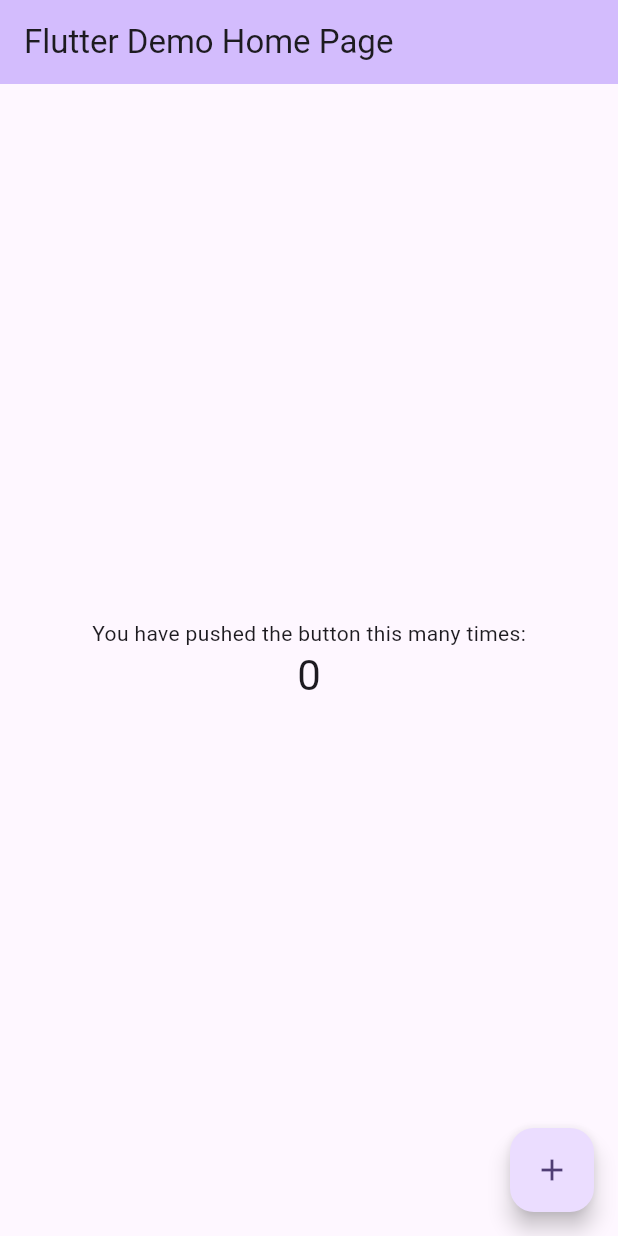
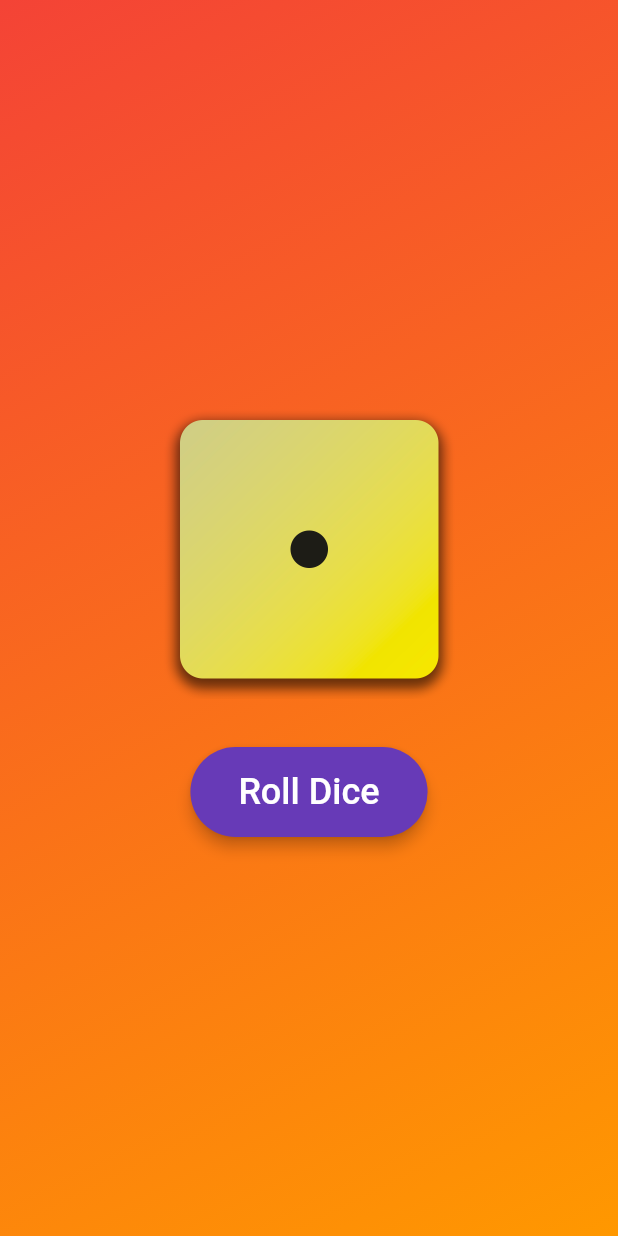
Before and after one commit to Satin3737/flutter_roll_dice_app, a Flutter app: the screen it shows after launch, on a phone screen of 412 x 824 dp. Run offline on Flutter 3.47's test engine with Material 3 defaults, Android fonts, the phone set to English and light mode, and no system bars.

Commit message:
Added components for the roll dice app

```diff
--- /dev/null
+++ b/lib/dice_roller.dart
@@ -0,0 +1,66 @@
+import 'dart:math';
+
+import 'package:flutter/material.dart';
+
+final random = Random();
+final duration = Duration(milliseconds: 300);
+final curve = Curves.easeInOut;
+
+class DiceRoller extends StatefulWidget {
+  const DiceRoller({super.key});
+
+  @override
+  State<DiceRoller> createState() => _DiceRollerState();
+}
+
+class _DiceRollerState extends State<DiceRoller> {
+  var roll = 1;
+  var _opacity = 1.0;
+
+  void onPressed() {
+    setState(() {
+      _opacity = 0.0;
+    });
+
+    Future.delayed(duration, () {
+      setState(() {
+        roll = random.nextInt(6) + 1;
+        _opacity = 1.0;
+      });
+    });
+  }
+
+  @override
+  Widget build(BuildContext context) {
+    return Column(
+      mainAxisSize: MainAxisSize.min,
+      children: [
+        AnimatedOpacity(
+          opacity: _opacity,
+          duration: duration,
+          curve: curve,
+          child: Image.asset(
+            'assets/images/dice-$roll.png',
+            width: 200,
+            height: 200,
+          ),
+        ),
+        const SizedBox(height: 32),
+        FilledButton(
+          onPressed: onPressed,
+          style: FilledButton.styleFrom(
+            elevation: 4,
+            padding: const EdgeInsets.symmetric(horizontal: 32, vertical: 16),
+            foregroundColor: Colors.white,
+            backgroundColor: Colors.deepPurple,
+            textStyle: const TextStyle(
+              fontSize: 24,
+              fontWeight: FontWeight.w500,
+            ),
+          ),
+          child: const Text('Roll Dice'),
+        ),
+      ],
+    );
+  }
+}
--- /dev/null
+++ b/lib/gradient_container.dart
@@ -0,0 +1,32 @@
+import 'package:flutter/material.dart';
+import 'package:flutter_roll_dice_app/dice_roller.dart';
+
+class GradientContainer extends StatelessWidget {
+  const GradientContainer({
+    super.key,
+    this.colors = const [Colors.deepPurple, Colors.purple],
+  });
+
+  const GradientContainer.red({
+    super.key,
+    this.colors = const [Colors.red, Colors.orange],
+  });
+
+  final List<Color> colors;
+
+  @override
+  Widget build(BuildContext context) {
+    return Container(
+      decoration: BoxDecoration(
+        gradient: LinearGradient(
+          begin: Alignment.topLeft,
+          end: Alignment.bottomRight,
+          colors: colors,
+        ),
+      ),
+      child: const Center(
+        child: DiceRoller(),
+      ),
+    );
+  }
+}
--- a/lib/main.dart
+++ b/lib/main.dart
@@ -1,125 +1,20 @@
 import 'package:flutter/material.dart';
 
+import 'gradient_container.dart';
+
 void main() {
-  runApp(const MyApp());
+  runApp(const App());
 }
 
-class MyApp extends StatelessWidget {
-  const MyApp({super.key});
+class App extends StatelessWidget {
+  const App({super.key});
 
-  // This widget is the root of your application.
   @override
   Widget build(BuildContext context) {
     return MaterialApp(
-      title: 'Flutter Demo',
-      theme: ThemeData(
-        // This is the theme of your application.
-        //
-        // TRY THIS: Try running your application with "flutter run". You'll see
-        // the application has a purple toolbar. Then, without quitting the app,
-        // try changing the seedColor in the colorScheme below to Colors.green
-        // and then invoke "hot reload" (save your changes or press the "hot
-        // reload" button in a Flutter-supported IDE, or press "r" if you used
-        // the command line to start the app).
-        //
-        // Notice that the counter didn't reset back to zero; the application
-        // state is not lost during the reload. To reset the state, use hot
-        // restart instead.
-        //
-        // This works for code too, not just values: Most code changes can be
-        // tested with just a hot reload.
-        colorScheme: ColorScheme.fromSeed(seedColor: Colors.deepPurple),
-        useMaterial3: true,
+      home: Scaffold(
+        body: GradientContainer.red(),
       ),
-      home: const MyHomePage(title: 'Flutter Demo Home Page'),
     );
   }
 }
-
-class MyHomePage extends StatefulWidget {
-  const MyHomePage({super.key, required this.title});
-
-  // This widget is the home page of your application. It is stateful, meaning
-  // that it has a State object (defined below) that contains fields that affect
-  // how it looks.
-
-  // This class is the configuration for the state. It holds the values (in this
-  // case the title) provided by the parent (in this case the App widget) and
-  // used by the build method of the State. Fields in a Widget subclass are
-  // always marked "final".
-
-  final String title;
-
-  @override
-  State<MyHomePage> createState() => _MyHomePageState();
-}
-
-class _MyHomePageState extends State<MyHomePage> {
-  int _counter = 0;
-
-  void _incrementCounter() {
-    setState(() {
-      // This call to setState tells the Flutter framework that something has
-      // changed in this State, which causes it to rerun the build method below
-      // so that the display can reflect the updated values. If we changed
-      // _counter without calling setState(), then the build method would not be
-      // called again, and so nothing would appear to happen.
-      _counter++;
-    });
-  }
-
-  @override
-  Widget build(BuildContext context) {
-    // This method is rerun every time setState is called, for instance as done
-    // by the _incrementCounter method above.
-    //
-    // The Flutter framework has been optimized to make rerunning build methods
-    // fast, so that you can just rebuild anything that needs updating rather
-    // than having to individually change instances of widgets.
-    return Scaffold(
-      appBar: AppBar(
-        // TRY THIS: Try changing the color here to a specific color (to
-        // Colors.amber, perhaps?) and trigger a hot reload to see the AppBar
-        // change color while the other colors stay the same.
-        backgroundColor: Theme.of(context).colorScheme.inversePrimary,
-        // Here we take the value from the MyHomePage object that was created by
-        // the App.build method, and use it to set our appbar title.
-        title: Text(widget.title),
-      ),
-      body: Center(
-        // Center is a layout widget. It takes a single child and positions it
-        // in the middle of the parent.
-        child: Column(
-          // Column is also a layout widget. It takes a list of children and
-          // arranges them vertically. By default, it sizes itself to fit its
-          // children horizontally, and tries to be as tall as its parent.
-          //
-          // Column has various properties to control how it sizes itself and
-          // how it positions its children. Here we use mainAxisAlignment to
-          // center the children vertically; the main axis here is the vertical
-          // axis because Columns are vertical (the cross axis would be
-          // horizontal).
-          //
-          // TRY THIS: Invoke "debug painting" (choose the "Toggle Debug Paint"
-          // action in the IDE, or press "p" in the console), to see the
-          // wireframe for each widget.
-          mainAxisAlignment: MainAxisAlignment.center,
-          children: <Widget>[
-            const Text(
-              'You have pushed the button this many times:',
-            ),
-            Text(
-              '$_counter',
-              style: Theme.of(context).textTheme.headlineMedium,
-            ),
-          ],
-        ),
-      ),
-      floatingActionButton: FloatingActionButton(
-        onPressed: _incrementCounter,
-        tooltip: 'Increment',
-        child: const Icon(Icons.add),
-      ), // This trailing comma makes auto-formatting nicer for build methods.
-    );
-  }
-}
```
Also changed, not shown: pubspec.yaml (+7 -3 lines), assets/images/dice-1.png (added), assets/images/dice-2.png (added), assets/images/dice-3.png (added), assets/images/dice-4.png (added), assets/images/dice-5.png (added), assets/images/dice-6.png (added), pubspec.lock.
